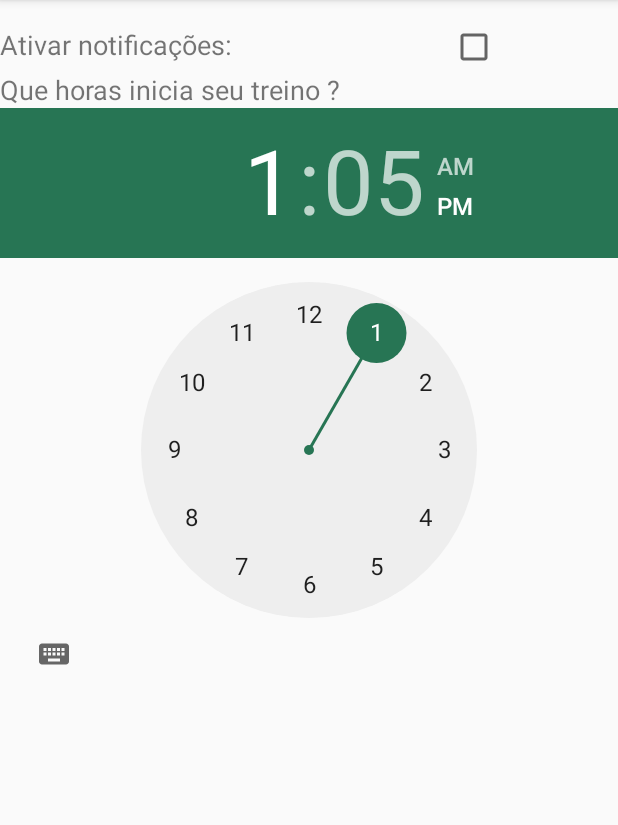
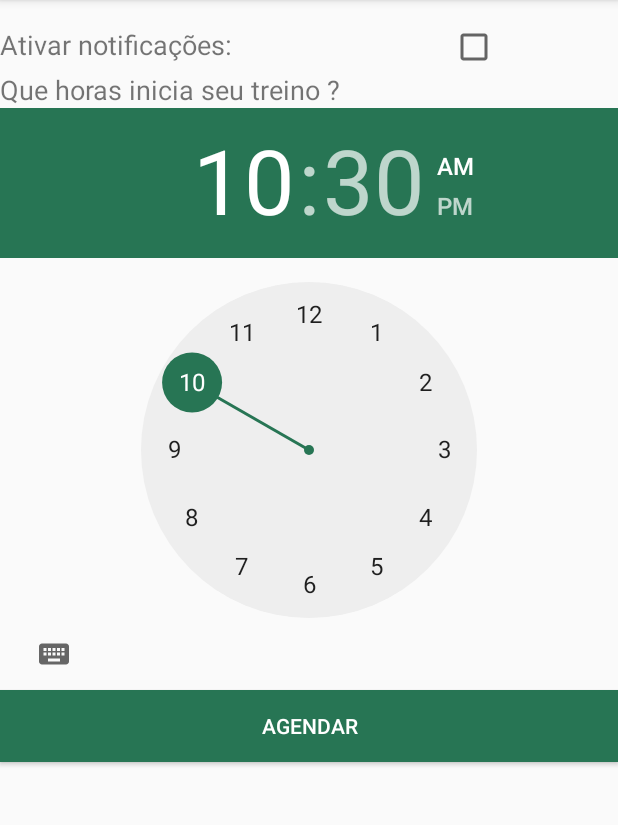
Before and after one commit to VictorvaOliveira/PersonalTech-1, an Android app: the Configuracao screen opened directly, with no data from a screen before it, on a phone screen of 412 x 824 dp, the part 84-909 px from its top. Run offline under Robolectric (Android 15) with nearby library versions, the phone set to English and light mode, and no system bars.

Commit message:
notificação

```diff
--- a/app/src/main/AndroidManifest.xml
+++ b/app/src/main/AndroidManifest.xml
@@ -24,6 +24,9 @@
         <activity android:name=".Configuracao" />
         <activity android:name=".activity_Exercicio" />
         <activity android:name=".GraficosPerfil"></activity>
+        <receiver android:name=".AlarmeExercicio"/>
     </application>
+
     <uses-permission android:name="android.permission.INTERNET"></uses-permission>
+    <uses-permission android:name="android.permission.VIBRATE" />
 </manifest>
--- a/app/src/main/java/br/edu/ifpe/tads/pt/personaltech/Configuracao.java
+++ b/app/src/main/java/br/edu/ifpe/tads/pt/personaltech/Configuracao.java
@@ -1,13 +1,49 @@
 package br.edu.ifpe.tads.pt.personaltech;
 
+import android.app.AlarmManager;
+import android.app.PendingIntent;
+import android.content.Context;
+import android.content.Intent;
 import android.support.v7.app.AppCompatActivity;
 import android.os.Bundle;
+import android.view.View;
+import android.widget.TimePicker;
+import android.widget.Toast;
+
+import java.util.Calendar;
+import java.util.GregorianCalendar;
 
 public class Configuracao extends AppCompatActivity {
 
+    TimePicker timePicker;
     @Override
     protected void onCreate(Bundle savedInstanceState) {
         super.onCreate(savedInstanceState);
         setContentView(R.layout.activity_configuracao);
+        timePicker = (TimePicker)findViewById(R.id.relogioConf);
+        Calendar calendar = Calendar.getInstance();
+
+
+        timePicker.setCurrentHour(calendar.get(Calendar.HOUR_OF_DAY));
+        timePicker.setCurrentMinute(calendar.get(Calendar.MINUTE));
+    }
+    public void scheduleAlarm(View V) {
+       System.out.print("timePicker "+timePicker);
+// Tempo atual mais 10 segundos (10 * 1000 milissegundos)
+        Long time = new GregorianCalendar().getTimeInMillis()+3*1000;
+        System.out.print("timePicker "+timePicker);
+// Cria Intent do alarm, que será recebido pela classe AlarmReceiver
+        Intent intentAlarm = new Intent(this, AlarmeExercicio.class);
+// Cria um PendingIntent, usado para fazer o broadcast do alarme
+        PendingIntent pendingAlarmIntent = PendingIntent.getBroadcast(
+                this, 1, intentAlarm, PendingIntent.FLAG_UPDATE_CURRENT);
+//Obtem o gerenciador de alarmes do sistema
+        AlarmManager alarmManager =
+                (AlarmManager) this.getSystemService(Context.ALARM_SERVICE);
+//Configura um alarme lançará o intent em 10 segundos
+        alarmManager.set(AlarmManager.RTC_WAKEUP, time, pendingAlarmIntent);
+        Toast.makeText(this, "Alarme agendado.", Toast.LENGTH_LONG).show();
+// Finaliza a atividade
+        this.finish();
     }
 }
--- a/app/src/main/res/layout/activity_configuracao.xml
+++ b/app/src/main/res/layout/activity_configuracao.xml
@@ -37,9 +37,21 @@
             android:textSize="18sp" />
 
         <TimePicker
+            android:id="@+id/relogioConf"
             android:layout_width="match_parent"
             android:layout_height="match_parent"
             android:headerBackground="@color/colorPrimary"
             android:numbersSelectorColor="@color/colorPrimary" />
+
+
     </LinearLayout>
+    <Button
+        android:layout_width="match_parent"
+        android:layout_height="wrap_content"
+        android:background="@color/colorPrimary"
+        android:text="Agendar"
+        android:onClick="scheduleAlarm"
+        android:textColor="@color/white"
+        />
+
 </LinearLayout>
--- a/app/src/main/res/values/colors.xml
+++ b/app/src/main/res/values/colors.xml
@@ -4,4 +4,5 @@
     <color name="colorPrimaryDark">#277554</color>
     <color name="colorAccent">#FF4081</color>
     <color name="black">#000000</color>
+    <color name="white">#FFFFFF</color>
 </resources>
```
Also changed, not shown: app/src/main/java/br/edu/ifpe/tads/pt/personaltech/AlarmeExercicio.java (added, +35 -0 lines), app/src/main/res/drawable-hdpi/notificacaoimagem.png (added), app/src/main/res/drawable-mdpi/notificacaoimagem.png (added), app/src/main/res/drawable-xhdpi/notificacaoimagem.png (added), app/src/main/res/drawable-xxhdpi/notificacaoimagem.png (added), app/src/main/res/drawable-xxxhdpi/notificacaoimagem.png (added).
